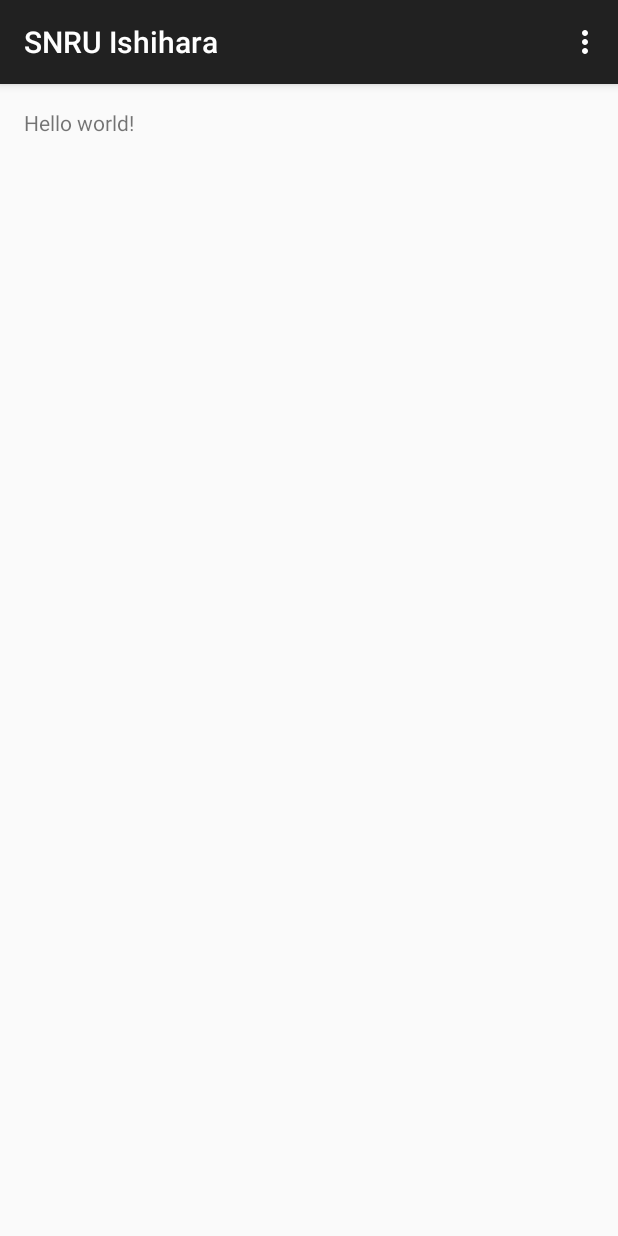
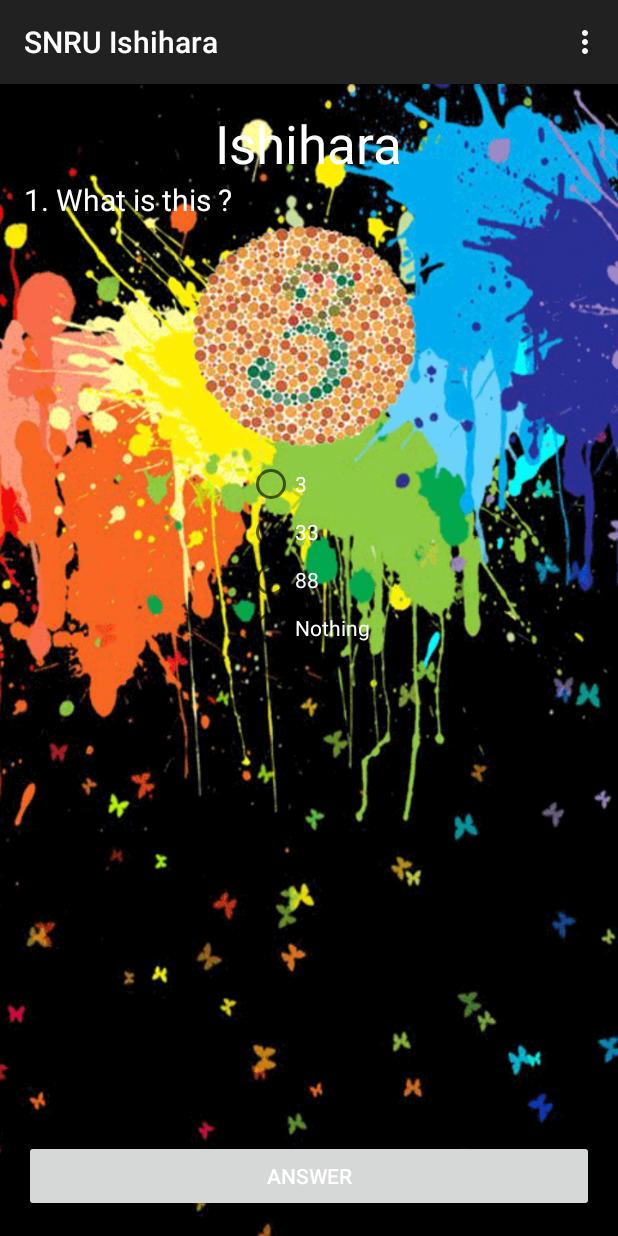
Before and after one commit to masterUNG/SNRUIshihara, an Android app: the screen it shows after launch (MainActivity), on a phone screen of 412 x 824 dp. Run offline under Robolectric (Android 15) with nearby library versions, the light colour scheme and no system bars.

Commit message:
After Lunch

```diff
--- a/app/src/main/AndroidManifest.xml
+++ b/app/src/main/AndroidManifest.xml
@@ -4,11 +4,12 @@
 
     <application
         android:allowBackup="true"
-        android:icon="@mipmap/ic_launcher"
+        android:icon="@drawable/ishihara_10"
         android:label="@string/app_name"
         android:theme="@style/AppTheme" >
         <activity
             android:name=".MainActivity"
+            android:screenOrientation="portrait"
             android:label="@string/app_name" >
             <intent-filter>
                 <action android:name="android.intent.action.MAIN" />
--- a/app/src/main/java/appewtc/masterung/snruishihara/MainActivity.java
+++ b/app/src/main/java/appewtc/masterung/snruishihara/MainActivity.java
@@ -1,18 +1,31 @@
 package appewtc.masterung.snruishihara;
 
+import android.os.Bundle;
 import android.support.v7.app.ActionBarActivity;
-import android.os.Bundle;
 import android.view.Menu;
 import android.view.MenuItem;
+import android.widget.Button;
+import android.widget.ImageView;
+import android.widget.RadioButton;
+import android.widget.RadioGroup;
+import android.widget.TextView;
 
 
 public class MainActivity extends ActionBarActivity {
+
+    //Explicit
+    private TextView txtQuestion;
+    private ImageView imvIshihara;
+    private RadioGroup ragChoice;
+    private RadioButton radChoice1, radChoice2, radChoice3, radChoice4;
+    private Button btnAnswer;
+
 
     @Override
     protected void onCreate(Bundle savedInstanceState) {
         super.onCreate(savedInstanceState);
         setContentView(R.layout.activity_main);
-    }
+    }   // onCreate
 
 
     @Override
@@ -36,4 +49,4 @@ public class MainActivity extends ActionBarActivity {
 
         return super.onOptionsItemSelected(item);
     }
-}
+}   // Main Class
--- a/app/src/main/res/layout/activity_main.xml
+++ b/app/src/main/res/layout/activity_main.xml
@@ -3,9 +3,76 @@
     android:layout_height="match_parent" android:paddingLeft="@dimen/activity_horizontal_margin"
     android:paddingRight="@dimen/activity_horizontal_margin"
     android:paddingTop="@dimen/activity_vertical_margin"
-    android:paddingBottom="@dimen/activity_vertical_margin" tools:context=".MainActivity">
+    android:paddingBottom="@dimen/activity_vertical_margin" tools:context=".MainActivity"
+    android:background="@drawable/bg21">
 
-    <TextView android:text="@string/hello_world" android:layout_width="wrap_content"
-        android:layout_height="wrap_content" />
+    <TextView
+        android:layout_width="wrap_content"
+        android:layout_height="wrap_content"
+        android:text="@string/title"
+        android:id="@+id/textView"
+        android:textSize="@dimen/h1"
+        android:layout_centerHorizontal="true"
+        android:textColor="@color/text" />
 
+    <TextView
+        android:layout_width="wrap_content"
+        android:layout_height="wrap_content"
+        android:text="1. What is this ?"
+        android:id="@+id/textView2"
+        android:textSize="20dp"
+        android:layout_below="@+id/textView"
+        android:textColor="@color/text" />
+
+    <ImageView
+        android:layout_width="@dimen/image"
+        android:layout_height="@dimen/image"
+        android:id="@+id/imageView"
+        android:layout_below="@+id/textView2"
+        android:layout_centerHorizontal="true"
+        android:src="@drawable/ishihara_01" />
+
+    <RadioGroup
+        android:layout_width="wrap_content"
+        android:layout_height="wrap_content"
+        android:id="@+id/ragChoice"
+        android:layout_below="@+id/imageView"
+        android:layout_centerHorizontal="true">
+
+        <RadioButton
+            android:layout_width="wrap_content"
+            android:layout_height="wrap_content"
+            android:text="3"
+            android:id="@+id/radioButton"
+            android:textColor="@color/text" />
+
+        <RadioButton
+            android:layout_width="wrap_content"
+            android:layout_height="wrap_content"
+            android:text="33"
+            android:id="@+id/radioButton2"
+            android:textColor="@color/text" />
+
+        <RadioButton
+            android:layout_width="wrap_content"
+            android:layout_height="wrap_content"
+            android:text="88"
+            android:id="@+id/radioButton3"
+            android:textColor="@color/text" />
+
+        <RadioButton
+            android:layout_width="wrap_content"
+            android:layout_height="wrap_content"
+            android:text="Nothing"
+            android:id="@+id/radioButton4"
+            android:textColor="@color/text" />
+    </RadioGroup>
+
+    <Button
+        android:layout_width="match_parent"
+        android:layout_height="wrap_content"
+        android:text="answer"
+        android:id="@+id/button"
+        android:layout_alignParentBottom="true"
+        android:textColor="@color/text" />
 </RelativeLayout>
--- /dev/null
+++ b/app/src/main/res/values/colors.xml
@@ -0,0 +1,4 @@
+<?xml version="1.0" encoding="utf-8"?>
+<resources>
+    <color name="text">#ffffff</color>
+</resources>
--- a/app/src/main/res/values/dimens.xml
+++ b/app/src/main/res/values/dimens.xml
@@ -2,4 +2,6 @@
     <!-- Default screen margins, per the Android Design guidelines. -->
     <dimen name="activity_horizontal_margin">16dp</dimen>
     <dimen name="activity_vertical_margin">16dp</dimen>
+    <dimen name="h1">35dp</dimen>
+    <dimen name="image">160dp</dimen>
 </resources>
--- a/app/src/main/res/values/strings.xml
+++ b/app/src/main/res/values/strings.xml
@@ -3,4 +3,5 @@
 
     <string name="hello_world">Hello world!</string>
     <string name="action_settings">Settings</string>
+    <string name="title">Ishihara</string>
 </resources>
--- a/app/src/main/res/values/styles.xml
+++ b/app/src/main/res/values/styles.xml
@@ -5,4 +5,11 @@
         <!-- Customize your theme here. -->
     </style>
 
+    <style name="test" parent="AppTheme">
+
+        <item name="android:windowNoTitle">true</item>
+        <item name="android:windowContentOverlay">@null</item>
+
+    </style>
+
 </resources>
```
Also changed, not shown: app/src/main/res/drawable/bg21.png (added), app/src/main/res/drawable/ishihara_01.png (added), app/src/main/res/drawable/ishihara_02.png (added), app/src/main/res/drawable/ishihara_03.png (added), app/src/main/res/drawable/ishihara_04.png (added), app/src/main/res/drawable/ishihara_05.png (added), app/src/main/res/drawable/ishihara_06.png (added), app/src/main/res/drawable/ishihara_07.png (added), app/src/main/res/drawable/ishihara_08.png (added), app/src/main/res/drawable/ishihara_09.png (added), app/src/main/res/drawable/ishihara_10.png (added), 1 other file.
